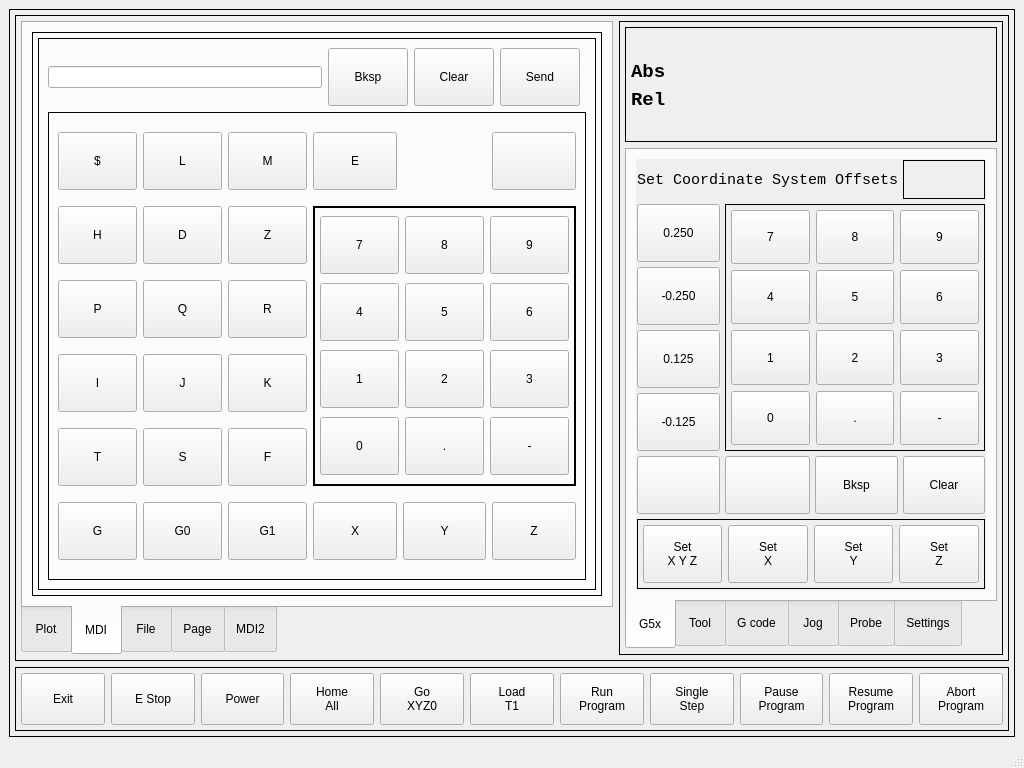
This is mill_touch/ui/mainwindow.ui in jethornton/mill_touch as Qt 5 draws it before an edit. The edited form follows.
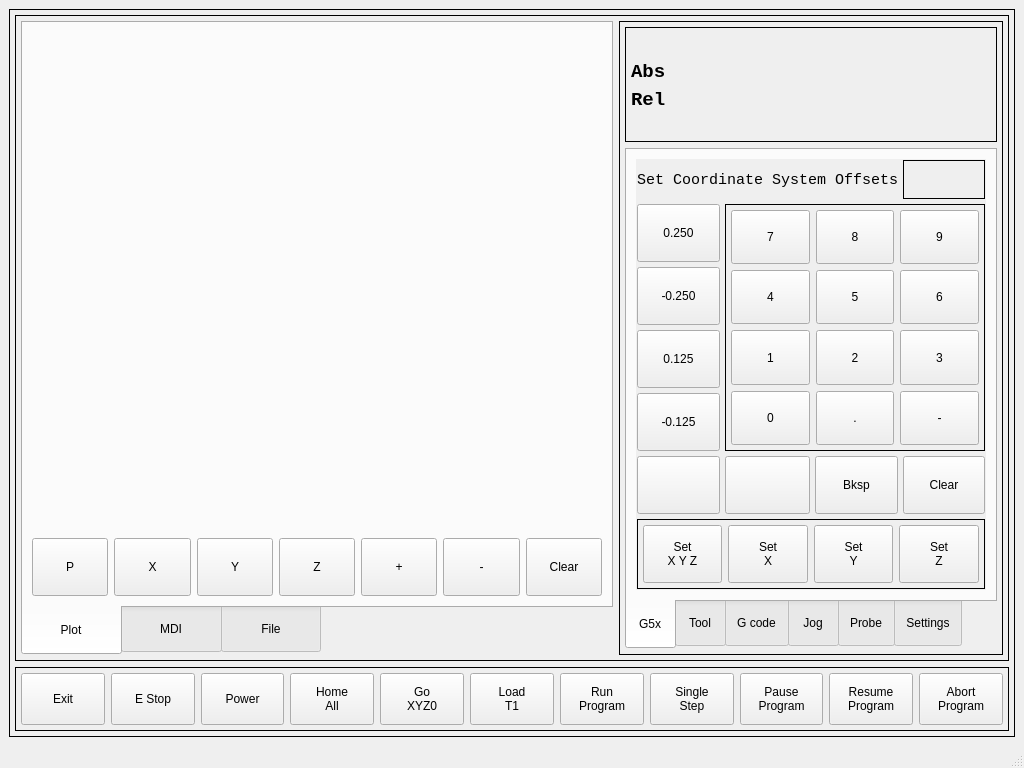
This is the edited form. The open tabs and pages were chosen to show the change. Custom widgets are drawn as their Qt base class.

Commit message: move mdi text to file and other improvements

Diff of the .ui file:
```diff
--- a/mill_touch/ui/mainwindow.ui
+++ b/mill_touch/ui/mainwindow.ui
@@ -111,7 +111,11 @@
           <item>
            <widget class="QTabWidget" name="tabWidget">
             <property name="styleSheet">
-             <string notr="true"/>
+             <string notr="true">QTabBar::tab {
+height: 50px;
+width: 100px;
+}
+</string>
             </property>
             <property name="tabPosition">
              <enum>QTabWidget::South</enum>
@@ -186,565 +190,9 @@
              <zorder>viewY</zorder>
              <zorder>viewX</zorder>
             </widget>
-            <widget class="QWidget" name="tab_12">
-             <attribute name="title">
-              <string>MDI</string>
-             </attribute>
-             <layout class="QGridLayout" name="gridLayout_21">
-              <item row="0" column="0">
-               <widget class="QFrame" name="gridFrame">
-                <property name="frameShape">
-                 <enum>QFrame::Box</enum>
-                </property>
-                <layout class="QGridLayout" name="gridLayout_20">
-                 <property name="leftMargin">
-                  <number>5</number>
-                 </property>
-                 <property name="topMargin">
-                  <number>5</number>
-                 </property>
-                 <property name="rightMargin">
-                  <number>5</number>
-                 </property>
-                 <property name="bottomMargin">
-                  <number>5</number>
-                 </property>
-                 <item row="1" column="0">
-                  <widget class="QFrame" name="horizontalFrame">
-                   <property name="frameShape">
-                    <enum>QFrame::Box</enum>
-                   </property>
-                   <layout class="QGridLayout" name="gridLayout_13">
-                    <item row="0" column="2">
-                     <widget class="QPushButton" name="mdiClear">
-                      <property name="text">
-                       <string>Clear</string>
-                      </property>
-                     </widget>
-                    </item>
-                    <item row="1" column="0" colspan="5">
-                     <widget class="QFrame" name="gridFrame_2">
-                      <property name="frameShape">
-                       <enum>QFrame::Box</enum>
-                      </property>
-                      <layout class="QGridLayout" name="gridLayout_14">
-                       <item row="5" column="7">
-                        <widget class="QPushButton" name="pushButton_30">
-                         <property name="text">
-                          <string>Z</string>
-                         </property>
-                         <attribute name="buttonGroup">
-                          <string notr="true">mdiButtonGroup</string>
-                         </attribute>
-                        </widget>
-                       </item>
-                       <item row="0" column="7">
-                        <widget class="QPushButton" name="pushButton_45">
-                         <property name="text">
-                          <string/>
-                         </property>
-                         <attribute name="buttonGroup">
-                          <string notr="true">mdiButtonGroup</string>
-                         </attribute>
-                        </widget>
-                       </item>
-                       <item row="5" column="5">
-                        <widget class="QPushButton" name="pushButton_49">
-                         <property name="text">
-                          <string>X</string>
-                         </property>
-                         <attribute name="buttonGroup">
-                          <string notr="true">mdiButtonGroup</string>
-                         </attribute>
-                        </widget>
-                       </item>
-                       <item row="5" column="0">
-                        <widget class="QPushButton" name="pushButton_37">
-                         <property name="text">
-                          <string>G</string>
-                         </property>
-                         <attribute name="buttonGroup">
-                          <string notr="true">mdiButtonGroup</string>
-                         </attribute>
-                        </widget>
-                       </item>
-                       <item row="1" column="5" rowspan="4" colspan="3">
-                        <widget class="QFrame" name="gridFrame_3">
-                         <property name="frameShape">
-                          <enum>QFrame::Box</enum>
-                         </property>
-                         <property name="lineWidth">
-                          <number>2</number>
-                         </property>
-                         <layout class="QGridLayout" name="gridLayout_12">
-                          <property name="leftMargin">
-                           <number>5</number>
-                          </property>
-                          <property name="topMargin">
-                           <number>5</number>
-                          </property>
-                          <property name="rightMargin">
-                           <number>5</number>
-                          </property>
-                          <property name="bottomMargin">
-                           <number>5</number>
-                          </property>
-                          <item row="3" column="2">
-                           <widget class="QPushButton" name="pushButton_27">
-                            <property name="text">
-                             <string>-</string>
-                            </property>
-                            <attribute name="buttonGroup">
-                             <string notr="true">mdiButtonGroup</string>
-                            </attribute>
-                           </widget>
-                          </item>
-                          <item row="1" column="2">
-                           <widget class="QPushButton" name="pushButton_20">
-                            <property name="text">
-                             <string>6</string>
-                            </property>
-                            <attribute name="buttonGroup">
-                             <string notr="true">mdiButtonGroup</string>
-                            </attribute>
-                           </widget>
-                          </item>
-                          <item row="2" column="0">
-                           <widget class="QPushButton" name="pushButton_16">
-                            <property name="text">
-                             <string>1</string>
-                            </property>
-                            <attribute name="buttonGroup">
-                             <string notr="true">mdiButtonGroup</string>
-                            </attribute>
-                           </widget>
-                          </item>
-                          <item row="3" column="0">
-                           <widget class="QPushButton" name="pushButton_25">
-                            <property name="text">
-                             <string>0</string>
-                            </property>
-                            <attribute name="buttonGroup">
-                             <string notr="true">mdiButtonGroup</string>
-                            </attribute>
-                           </widget>
-                          </item>
-                          <item row="2" column="1">
-                           <widget class="QPushButton" name="pushButton_29">
-                            <property name="text">
-                             <string>2</string>
-                            </property>
-                            <attribute name="buttonGroup">
-                             <string notr="true">mdiButtonGroup</string>
-                            </attribute>
-                           </widget>
-                          </item>
-                          <item row="3" column="1">
-                           <widget class="QPushButton" name="pushButton_26">
-                            <property name="text">
-                             <string>.</string>
-                            </property>
-                            <attribute name="buttonGroup">
-                             <string notr="true">mdiButtonGroup</string>
-                            </attribute>
-                           </widget>
-                          </item>
-                          <item row="1" column="1">
-                           <widget class="QPushButton" name="pushButton_23">
-                            <property name="text">
-                             <string>5</string>
-                            </property>
-                            <attribute name="buttonGroup">
-                             <string notr="true">mdiButtonGroup</string>
-                            </attribute>
-                           </widget>
-                          </item>
-                          <item row="1" column="0">
-                           <widget class="QPushButton" name="pushButton_17">
-                            <property name="text">
-                             <string>4</string>
-                            </property>
-                            <attribute name="buttonGroup">
-                             <string notr="true">mdiButtonGroup</string>
-                            </attribute>
-                           </widget>
-                          </item>
-                          <item row="2" column="2">
-                           <widget class="QPushButton" name="pushButton_21">
-                            <property name="text">
-                             <string>3</string>
-                            </property>
-                            <attribute name="buttonGroup">
-                             <string notr="true">mdiButtonGroup</string>
-                            </attribute>
-                           </widget>
-                          </item>
-                          <item row="0" column="0">
-                           <widget class="QPushButton" name="pushButton_18">
-                            <property name="text">
-                             <string>7</string>
-                            </property>
-                            <attribute name="buttonGroup">
-                             <string notr="true">mdiButtonGroup</string>
-                            </attribute>
-                           </widget>
-                          </item>
-                          <item row="0" column="1">
-                           <widget class="QPushButton" name="pushButton_22">
-                            <property name="text">
-                             <string>8</string>
-                            </property>
-                            <attribute name="buttonGroup">
-                             <string notr="true">mdiButtonGroup</string>
-                            </attribute>
-                           </widget>
-                          </item>
-                          <item row="0" column="2">
-                           <widget class="QPushButton" name="pushButton_19">
-                            <property name="text">
-                             <string>9</string>
-                            </property>
-                            <attribute name="buttonGroup">
-                             <string notr="true">mdiButtonGroup</string>
-                            </attribute>
-                           </widget>
-                          </item>
-                         </layout>
-                        </widget>
-                       </item>
-                       <item row="5" column="6">
-                        <widget class="QPushButton" name="pushButton_42">
-                         <property name="text">
-                          <string>Y</string>
-                         </property>
-                         <attribute name="buttonGroup">
-                          <string notr="true">mdiButtonGroup</string>
-                         </attribute>
-                        </widget>
-                       </item>
-                       <item row="0" column="5">
-                        <widget class="QPushButton" name="pushButton_31">
-                         <property name="text">
-                          <string>E</string>
-                         </property>
-                         <attribute name="buttonGroup">
-                          <string notr="true">mdiButtonGroup</string>
-                         </attribute>
-                        </widget>
-                       </item>
-                       <item row="3" column="1">
-                        <widget class="QPushButton" name="pushButton_50">
-                         <property name="text">
-                          <string>J</string>
-                         </property>
-                         <attribute name="buttonGroup">
-                          <string notr="true">mdiButtonGroup</string>
-                         </attribute>
-                        </widget>
-                       </item>
-                       <item row="5" column="1">
-                        <widget class="QPushButton" name="pushButton_38">
-                         <property name="text">
-                          <string>G0</string>
-                         </property>
-                         <attribute name="buttonGroup">
-                          <string notr="true">mdiButtonGroup</string>
-                         </attribute>
-                        </widget>
-                       </item>
-                       <item row="3" column="0">
-                        <widget class="QPushButton" name="pushButton_35">
-                         <property name="text">
-                          <string>I</string>
-                         </property>
-                         <attribute name="buttonGroup">
-                          <string notr="true">mdiButtonGroup</string>
-                         </attribute>
-                        </widget>
-                       </item>
-                       <item row="0" column="0">
-                        <widget class="QPushButton" name="pushButton_32">
-                         <property name="text">
-                          <string>$</string>
-                         </property>
-                         <attribute name="buttonGroup">
-                          <string notr="true">mdiButtonGroup</string>
-                         </attribute>
-                        </widget>
-                       </item>
-                       <item row="1" column="1">
-                        <widget class="QPushButton" name="pushButton_33">
-                         <property name="text">
-                          <string>D</string>
-                         </property>
-                         <attribute name="buttonGroup">
-                          <string notr="true">mdiButtonGroup</string>
-                         </attribute>
-                        </widget>
-                       </item>
-                       <item row="3" column="2">
-                        <widget class="QPushButton" name="pushButton_44">
-                         <property name="text">
-                          <string>K</string>
-                         </property>
-                         <attribute name="buttonGroup">
-                          <string notr="true">mdiButtonGroup</string>
-                         </attribute>
-                        </widget>
-                       </item>
-                       <item row="5" column="2">
-                        <widget class="QPushButton" name="pushButton_39">
-                         <property name="text">
-                          <string>G1</string>
-                         </property>
-                         <attribute name="buttonGroup">
-                          <string notr="true">mdiButtonGroup</string>
-                         </attribute>
-                        </widget>
-                       </item>
-                       <item row="4" column="0">
-                        <widget class="QPushButton" name="pushButton_51">
-                         <property name="text">
-                          <string>T</string>
-                         </property>
-                         <attribute name="buttonGroup">
-                          <string notr="true">mdiButtonGroup</string>
-                         </attribute>
-                        </widget>
-                       </item>
-                       <item row="4" column="1">
-                        <widget class="QPushButton" name="pushButton_24">
-                         <property name="text">
-                          <string>S</string>
-                         </property>
-                         <attribute name="buttonGroup">
-                          <string notr="true">mdiButtonGroup</string>
-                         </attribute>
-                        </widget>
-                       </item>
-                       <item row="4" column="2">
-                        <widget class="QPushButton" name="pushButton_36">
-                         <property name="text">
-                          <string>F</string>
-                         </property>
-                         <attribute name="buttonGroup">
-                          <string notr="true">mdiButtonGroup</string>
-                         </attribute>
-                        </widget>
-                       </item>
-                       <item row="2" column="2">
-                        <widget class="QPushButton" name="pushButton_34">
-                         <property name="text">
-                          <string>R</string>
-                         </property>
-                         <attribute name="buttonGroup">
-                          <string notr="true">mdiButtonGroup</string>
-                         </attribute>
-                        </widget>
-                       </item>
-                       <item row="2" column="0">
-                        <widget class="QPushButton" name="pushButton_48">
-                         <property name="text">
-                          <string>P</string>
-                         </property>
-                         <attribute name="buttonGroup">
-                          <string notr="true">mdiButtonGroup</string>
-                         </attribute>
-                        </widget>
-                       </item>
-                       <item row="2" column="1">
-                        <widget class="QPushButton" name="pushButton_28">
-                         <property name="text">
-                          <string>Q</string>
-                         </property>
-                         <attribute name="buttonGroup">
-                          <string notr="true">mdiButtonGroup</string>
-                         </attribute>
-                        </widget>
-                       </item>
-                       <item row="1" column="0">
-                        <widget class="QPushButton" name="pushButton_47">
-                         <property name="text">
-                          <string>H</string>
-                         </property>
-                         <attribute name="buttonGroup">
-                          <string notr="true">mdiButtonGroup</string>
-                         </attribute>
-                        </widget>
-                       </item>
-                       <item row="1" column="2">
-                        <widget class="QPushButton" name="pushButton_43">
-                         <property name="text">
-                          <string>Z</string>
-                         </property>
-                         <attribute name="buttonGroup">
-                          <string notr="true">mdiButtonGroup</string>
-                         </attribute>
-                        </widget>
-                       </item>
-                       <item row="0" column="1">
-                        <widget class="QPushButton" name="pushButton_46">
-                         <property name="text">
-                          <string>L</string>
-                         </property>
-                         <attribute name="buttonGroup">
-                          <string notr="true">mdiButtonGroup</string>
-                         </attribute>
-                        </widget>
-                       </item>
-                       <item row="0" column="2">
-                        <widget class="QPushButton" name="pushButton_40">
-                         <property name="text">
-                          <string>M</string>
-                         </property>
-                         <attribute name="buttonGroup">
-                          <string notr="true">mdiButtonGroup</string>
-                         </attribute>
-                        </widget>
-                       </item>
-                      </layout>
-                     </widget>
-                    </item>
-                    <item row="0" column="0">
-                     <widget class="MDIEntry" name="mdiEntry"/>
-                    </item>
-                    <item row="0" column="1">
-                     <widget class="QPushButton" name="mdiBackSpace">
-                      <property name="text">
-                       <string>Bksp</string>
-                      </property>
-                     </widget>
-                    </item>
-                    <item row="0" column="3">
-                     <widget class="ActionButton" name="mdiSend">
-                      <property name="text">
-                       <string>Send</string>
-                      </property>
-                      <property name="rules" stdset="0">
-                       <string>[{&quot;channels&quot;: [{&quot;url&quot;: &quot;status:all_axes_homed&quot;, &quot;trigger&quot;: true}], &quot;property&quot;: &quot;Enable&quot;, &quot;expression&quot;: &quot;ch[0]&quot;, &quot;name&quot;: &quot;Enable&quot;}]</string>
-                      </property>
-                     </widget>
-                    </item>
-                   </layout>
-                  </widget>
-                 </item>
-                </layout>
-               </widget>
-              </item>
-             </layout>
-            </widget>
-            <widget class="QWidget" name="tab_2">
-             <attribute name="title">
-              <string>File</string>
-             </attribute>
-             <layout class="QGridLayout" name="gridLayout_5">
-              <item row="0" column="0">
-               <widget class="QFrame" name="gridFrame">
-                <property name="frameShape">
-                 <enum>QFrame::Box</enum>
-                </property>
-                <layout class="QGridLayout" name="gridLayout_3">
-                 <property name="leftMargin">
-                  <number>5</number>
-                 </property>
-                 <property name="topMargin">
-                  <number>5</number>
-                 </property>
-                 <property name="rightMargin">
-                  <number>5</number>
-                 </property>
-                 <property name="bottomMargin">
-                  <number>5</number>
-                 </property>
-                 <item row="1" column="3">
-                  <widget class="QPushButton" name="navOpen">
-                   <property name="text">
-                    <string>Open</string>
-                   </property>
-                  </widget>
-                 </item>
-                 <item row="0" column="0" colspan="4">
-                  <widget class="FileSystemTable" name="filesystemtable">
-                   <property name="hiddenColumns" stdset="0">
-                    <string>1,2</string>
-                   </property>
-                   <attribute name="horizontalHeaderDefaultSectionSize">
-                    <number>300</number>
-                   </attribute>
-                   <attribute name="horizontalHeaderMinimumSectionSize">
-                    <number>150</number>
-                   </attribute>
-                   <attribute name="verticalHeaderDefaultSectionSize">
-                    <number>50</number>
-                   </attribute>
-                   <attribute name="verticalHeaderMinimumSectionSize">
-                    <number>50</number>
-                   </attribute>
-                  </widget>
-                 </item>
-                 <item row="1" column="2">
-                  <widget class="QPushButton" name="navDown">
-                   <property name="text">
-                    <string>Down</string>
-                   </property>
-                  </widget>
-                 </item>
-                 <item row="1" column="0">
-                  <widget class="QPushButton" name="navParent">
-                   <property name="text">
-                    <string>../</string>
-                   </property>
-                  </widget>
-                 </item>
-                 <item row="1" column="1">
-                  <widget class="QPushButton" name="navUp">
-                   <property name="text">
-                    <string>Up</string>
-                   </property>
-                  </widget>
-                 </item>
-                </layout>
-               </widget>
-              </item>
-             </layout>
-            </widget>
-            <widget class="QWidget" name="tab_3">
-             <attribute name="title">
-              <string>Page</string>
-             </attribute>
-             <layout class="QGridLayout" name="gridLayout_24">
-              <item row="0" column="0">
-               <widget class="VCPFrame" name="testFrame">
-                <property name="styleSheet">
-                 <string notr="true">border-color: rgb(252, 233, 79);</string>
-                </property>
-                <property name="frameShape">
-                 <enum>QFrame::NoFrame</enum>
-                </property>
-                <property name="frameShadow">
-                 <enum>QFrame::Plain</enum>
-                </property>
-                <property name="lineWidth">
-                 <number>1</number>
-                </property>
-                <property name="midLineWidth">
-                 <number>0</number>
-                </property>
-                <property name="rules" stdset="0">
-                 <string>[{&quot;channels&quot;: [{&quot;url&quot;: &quot;status:all_axes_homed&quot;, &quot;trigger&quot;: true}], &quot;property&quot;: &quot;Style Sheet&quot;, &quot;expression&quot;: &quot;'border-color: rgb(138, 226, 52);' if ch[0] else 'border-color: rgb(252, 233, 79);'&quot;, &quot;name&quot;: &quot;New Rule&quot;}]</string>
-                </property>
-                <layout class="QGridLayout" name="gridLayout_27">
-                 <item row="0" column="0">
-                  <widget class="LEDButton" name="ledbutton"/>
-                 </item>
-                </layout>
-               </widget>
-              </item>
-             </layout>
-            </widget>
             <widget class="QWidget" name="tab_10">
              <attribute name="title">
-              <string>MDI2</string>
+              <string>MDI</string>
              </attribute>
              <layout class="QGridLayout" name="gridLayout_28">
               <item row="0" column="0">
@@ -1391,6 +839,81 @@
               </item>
              </layout>
             </widget>
+            <widget class="QWidget" name="tab_3">
+             <attribute name="title">
+              <string>File</string>
+             </attribute>
+             <layout class="QGridLayout" name="gridLayout_13">
+              <item row="0" column="0">
+               <widget class="QFrame" name="gridFrame_2">
+                <property name="frameShape">
+                 <enum>QFrame::Box</enum>
+                </property>
+                <layout class="QGridLayout" name="gridLayout_12">
+                 <property name="leftMargin">
+                  <number>5</number>
+                 </property>
+                 <property name="topMargin">
+                  <number>5</number>
+                 </property>
+                 <property name="rightMargin">
+                  <number>5</number>
+                 </property>
+                 <property name="bottomMargin">
+                  <number>5</number>
+                 </property>
+                 <item row="1" column="3">
+                  <widget class="QPushButton" name="navOpen_2">
+                   <property name="text">
+                    <string>Open</string>
+                   </property>
+                  </widget>
+                 </item>
+                 <item row="0" column="0" colspan="4">
+                  <widget class="FileSystemTable" name="filesystemtable_2">
+                   <property name="hiddenColumns" stdset="0">
+                    <string>1,2</string>
+                   </property>
+                   <attribute name="horizontalHeaderDefaultSectionSize">
+                    <number>300</number>
+                   </attribute>
+                   <attribute name="horizontalHeaderMinimumSectionSize">
+                    <number>150</number>
+                   </attribute>
+                   <attribute name="verticalHeaderDefaultSectionSize">
+                    <number>50</number>
+                   </attribute>
+                   <attribute name="verticalHeaderMinimumSectionSize">
+                    <number>50</number>
+                   </attribute>
+                  </widget>
+                 </item>
+                 <item row="1" column="2">
+                  <widget class="QPushButton" name="navDown_2">
+                   <property name="text">
+                    <string>Down</string>
+                   </property>
+                  </widget>
+                 </item>
+                 <item row="1" column="0">
+                  <widget class="QPushButton" name="navParent_2">
+                   <property name="text">
+                    <string>../</string>
+                   </property>
+                  </widget>
+                 </item>
+                 <item row="1" column="1">
+                  <widget class="QPushButton" name="navUp_2">
+                   <property name="text">
+                    <string>Up</string>
+                   </property>
+                  </widget>
+                 </item>
+                </layout>
+               </widget>
+              </item>
+             </layout>
+            </widget>
            </widget>
           </item>
           <item>
@@ -2858,11 +2381,6 @@
    <extends>QTableView</extends>
    <header>qtpyvcp.widgets.input_widgets.file_system</header>
   </customwidget>
-  <customwidget>
-   <class>LEDButton</class>
-   <extends>ActionButton</extends>
-   <header>qtpyvcp.widgets.button_widgets.led_button</header>
-  </customwidget>
   <customwidget>
    <class>MDIButton</class>
    <extends>QPushButton</extends>
```
Left out of the diff: 103 changed lines with no effect on the pictures. The commit also changes 2 other files.
